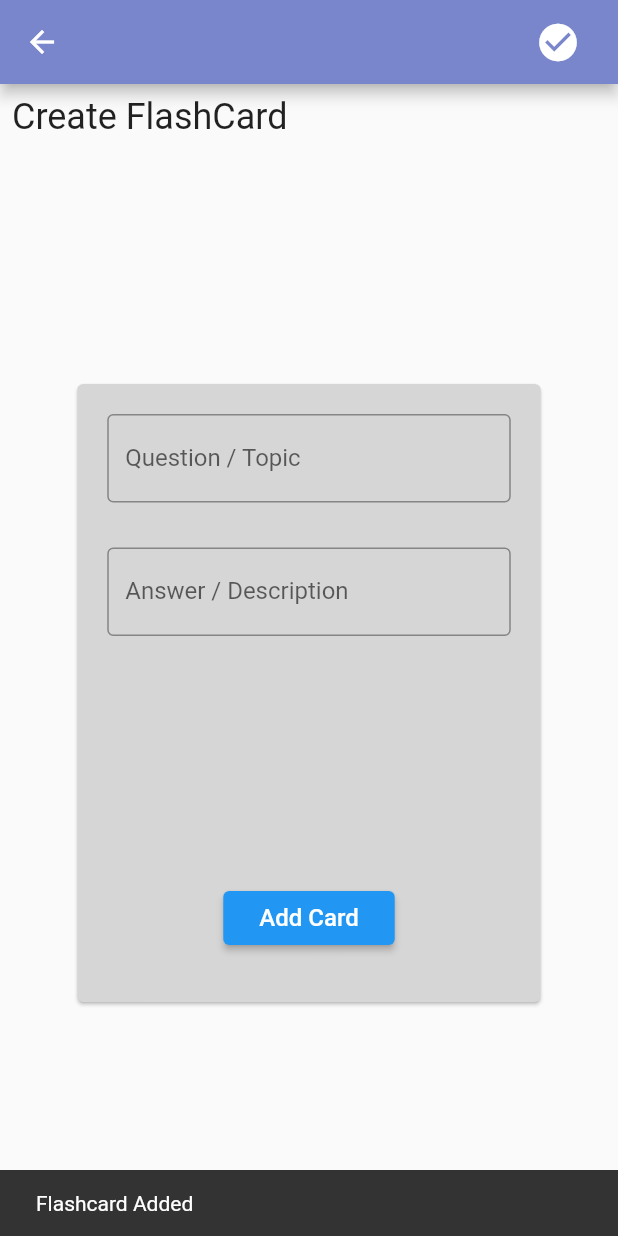
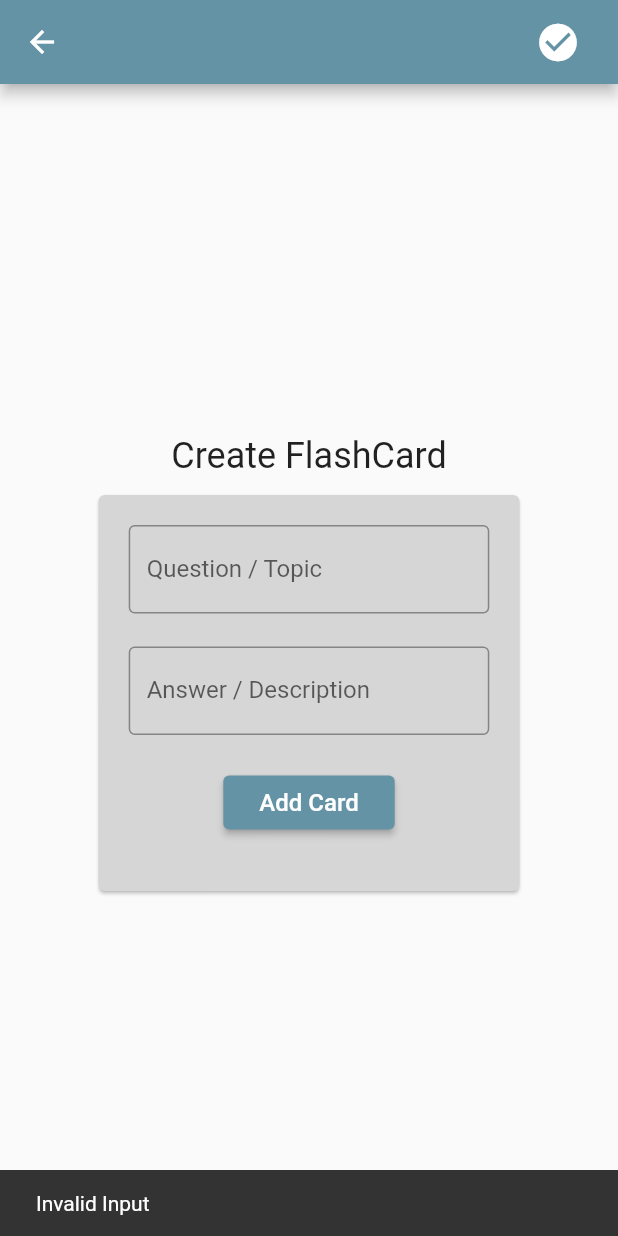
Before and after one commit to angelcustodio3/PeerUP, a Flutter app: the AddCard screen opened directly, after a tap on "Add Card", on a phone screen of 412 x 824 dp. Run offline on Flutter 3.47's test engine with Material 2 defaults, Android fonts, the phone set to English and light mode, and no system bars; our stand-ins replace expansion_tile_card; Roboto replaces fonts that are missing (Poppins Medium Regular, Poppins Regular, Poppins SemiBold Regular).

Commit message:
changed code and color palette of AddCard page

```diff
--- a/PeerUP/Flashcard/lib/main.dart
+++ b/PeerUP/Flashcard/lib/main.dart
@@ -138,7 +138,6 @@ class SecondPage extends StatelessWidget {
                                 color: Color.fromARGB(255, 0, 0, 0),
                               ),
                             ),
-
                           ),
                         ),
                       ],
@@ -277,9 +276,10 @@ class AddCard extends StatelessWidget {
   Widget build(BuildContext context) {
     return Scaffold(
       appBar: AppBar(
-        backgroundColor: Colors.indigo[300],
+        backgroundColor: const Color(0xFF6493A5),
         actions: [
           SizedBox(
+            // FOR FUTURE IMPLEMENTATION OF SAVING CARDS
             width: 80,
             child: IconButton(
               icon: const Icon(
@@ -299,32 +299,29 @@ class AddCard extends StatelessWidget {
         ],
       ),
       body: Column(
+        mainAxisAlignment: MainAxisAlignment.center,
         children: [
-          const Align(
-            alignment: Alignment.centerLeft,
-            child: Padding(
+          Padding(
             padding: EdgeInsets.all(8.0),
             child: Text(
               'Create FlashCard',
               style: TextStyle(
                 fontSize: 24,
+                fontFamily: 'Poppins Medium Regular',
               ),
             ),
           ),
-          ),
-          Expanded(
-            child: Center(
+          Center(
+            child: Container(
+              width: MediaQuery.of(context).size.width * 0.7,
               child: Card(
                 color: Colors.grey[350],
-                child: SizedBox(
-                  width: MediaQuery.of(context).size.width * 0.75,
-                  height: MediaQuery.of(context).size.height * 0.5,
                 child: Padding(
                   padding: const EdgeInsets.all(20.0),
                   child: Column(
                     children: [
                       Padding(
-                          padding: const EdgeInsets.only(bottom: 25.0),
+                        padding: const EdgeInsets.only(bottom: 22.0),
                         child: TextField(
                           controller: questionController,
                           maxLines: null,
@@ -334,9 +331,8 @@ class AddCard extends StatelessWidget {
                           ),
                         ),
                       ),
-                        const SizedBox(height: 5),
                       Padding(
-                          padding: const EdgeInsets.only(bottom: 8.0),
+                        padding: const EdgeInsets.only(bottom: 6.0),
                         child: TextField(
                           controller: answerController,
                           maxLines: null,
@@ -346,28 +342,49 @@ class AddCard extends StatelessWidget {
                           ),
                         ),
                       ),
-                        const Spacer(),
                       Builder(
                         builder: (BuildContext context) {
                           return Padding(
-                              padding: const EdgeInsets.all(12.0),
+                            padding: const EdgeInsets.all(15.0),
                             child: ElevatedButton(
+                              style: ElevatedButton.styleFrom(
+                                backgroundColor:
+                                    const Color.fromRGBO(100, 147, 165, 100),
+                              ),
                               onPressed: () {
-                                  // Add flashcards in a list or backend
-                                  questionController.clear();
-                                  answerController.clear();
+                                String question = questionController.text;
+                                String answer = answerController.text;
+
+                                if (question.isNotEmpty && answer.isNotEmpty) {
+                                  // add flashcards to backend; FOR FUTURE IMPLEMENTATION
+
                                   ScaffoldMessenger.of(context).showSnackBar(
-                                    const SnackBar(
-                                      content: Text("Flashcard Added"),
+                                    SnackBar(
+                                      content: Text("Flashcard Added",
+                                          style: TextStyle(
+                                              fontFamily: 'Poppins Regular')),
                                       duration: Duration(seconds: 1),
                                     ),
                                   );
+                                } else {
+                                  ScaffoldMessenger.of(context).showSnackBar(
+                                    SnackBar(
+                                      content: Text("Invalid Input",
+                                          style: TextStyle(
+                                              fontFamily: 'Poppins Regular')),
+                                      duration: Duration(seconds: 1),
+                                    ),
+                                  );
+                                }
+                                questionController.clear();
+                                answerController.clear();
                               },
                               child: const Padding(
                                 padding: EdgeInsets.all(8.0),
                                 child: Text('Add Card',
                                     style: TextStyle(
                                       fontSize: 16,
+                                      fontFamily: "Poppins SemiBold Regular",
                                     )),
                               ),
                             ),
@@ -375,7 +392,6 @@ class AddCard extends StatelessWidget {
                         },
                       ),
                     ],
-                    ),
                   ),
                 ),
               ),
@@ -533,7 +549,6 @@ class _ViewCardState extends State<ViewCard> {
                 ),
               ],
             ),
-
           ),
           Container(
             color: Colors.white,
@@ -729,7 +744,8 @@ class PracticeCard extends StatelessWidget {
   final String subtitle;
   final VoidCallback onTap;
 
-  const PracticeCard({super.key,
+  const PracticeCard({
+    super.key,
     required this.title,
     required this.subtitle,
     required this.onTap,
@@ -743,11 +759,11 @@ class PracticeCard extends StatelessWidget {
         color: const Color(0xFF6493A5),
         child: ListTile(
           title: Text(title,
-              style:
-                  const TextStyle(fontFamily: 'Inter', fontWeight: FontWeight.w500)),
+              style: const TextStyle(
+                  fontFamily: 'Inter', fontWeight: FontWeight.w500)),
           subtitle: Text(subtitle,
-              style:
-                  const TextStyle(fontFamily: 'Inter', fontWeight: FontWeight.w400)),
+              style: const TextStyle(
+                  fontFamily: 'Inter', fontWeight: FontWeight.w400)),
         ),
       ),
     );
@@ -848,7 +864,8 @@ class PracticeCards extends StatelessWidget {
   final String subtitle;
   final VoidCallback onTap;
 
-  const PracticeCards({super.key,
+  const PracticeCards({
+    super.key,
     required this.title,
     required this.subtitle,
     required this.onTap,
@@ -860,9 +877,11 @@ class PracticeCards extends StatelessWidget {
       color: const Color(0xFF6493A5),
       child: ListTile(
         title: Text(title,
-            style: const TextStyle(fontFamily: 'Inter', fontWeight: FontWeight.w500)),
+            style: const TextStyle(
+                fontFamily: 'Inter', fontWeight: FontWeight.w500)),
         subtitle: Text(subtitle,
-            style: const TextStyle(fontFamily: 'Inter', fontWeight: FontWeight.w400)),
+            style: const TextStyle(
+                fontFamily: 'Inter', fontWeight: FontWeight.w400)),
         onTap: onTap,
       ),
     );
@@ -922,7 +941,7 @@ Widget build(BuildContext context) {
             ),
             clipBehavior: Clip.antiAlias,
             decoration: const BoxDecoration(),
-            child:  Row(
+            child: Row(
               mainAxisSize: MainAxisSize.min,
               mainAxisAlignment: MainAxisAlignment.center,
               crossAxisAlignment: CrossAxisAlignment.center,
@@ -1113,7 +1132,10 @@ class ViewFlashcard extends StatelessWidget {
             alignment: const Alignment(0.0, -0.40),
             child: InkWell(
               onTap: () {
-                Navigator.push(context, MaterialPageRoute(builder: (context) => const Page2Widget()));
+                Navigator.push(
+                    context,
+                    MaterialPageRoute(
+                        builder: (context) => const Page2Widget()));
               },
               child: Container(
                 width: 314,
@@ -1133,7 +1155,10 @@ class ViewFlashcard extends StatelessWidget {
                 child: Center(
                   child: InkWell(
                     onTap: () {
-                      Navigator.push(context, MaterialPageRoute(builder: (context) => const Page2Widget()));
+                      Navigator.push(
+                          context,
+                          MaterialPageRoute(
+                              builder: (context) => const Page2Widget()));
                     },
                     child: const Text(
                       'Lorem Ipsum',
@@ -1179,13 +1204,15 @@ class Page2Widget extends StatelessWidget {
         ),
         body: SafeArea(
             top: true,
-        child: Stack(
-          children: [
+            child: Stack(children: [
               Align(
                 alignment: const Alignment(0.0, -0.40),
                 child: InkWell(
                   onTap: () {
-                  Navigator.push(context, MaterialPageRoute(builder: (context) => const ViewFlashcard()));
+                    Navigator.push(
+                        context,
+                        MaterialPageRoute(
+                            builder: (context) => const ViewFlashcard()));
                   },
                   child: Container(
                     width: 314,
@@ -1206,7 +1233,10 @@ class Page2Widget extends StatelessWidget {
                       alignment: const Alignment(0.00, 0.00),
                       child: InkWell(
                         onTap: () {
-                        Navigator.push(context, MaterialPageRoute(builder: (context) => const Page2Widget()));
+                          Navigator.push(
+                              context,
+                              MaterialPageRoute(
+                                  builder: (context) => const Page2Widget()));
                         },
                         child: const Text(
                           'Lorem ipsum dolor sit amet, consectetur adipiscing elit, sed do eiusmod tempor incididunt ut labore et dolore magna aliqua. Orci ac auctor augue mauris augue neque gravida in fermentum.',
@@ -1239,7 +1269,8 @@ class Page2Widget extends StatelessWidget {
                   onPressed: () {
                     Navigator.push(
                       context,
-                    MaterialPageRoute(builder: (context) => const ReviewCompletePage()),
+                      MaterialPageRoute(
+                          builder: (context) => const ReviewCompletePage()),
                     );
                   },
                   style: ElevatedButton.styleFrom(
@@ -1257,7 +1288,8 @@ class Page2Widget extends StatelessWidget {
                   onPressed: () {
                     Navigator.push(
                       context,
-                    MaterialPageRoute(builder: (context) => const ReviewCompletePage()),
+                      MaterialPageRoute(
+                          builder: (context) => const ReviewCompletePage()),
                     );
                   },
                   style: ElevatedButton.styleFrom(
@@ -1269,10 +1301,7 @@ class Page2Widget extends StatelessWidget {
                   child: const Text('Correct'),
                 ),
               )
-          ]
-        )
-      )
-      );
+            ])));
   }
 }
 
@@ -1412,7 +1441,8 @@ class ReviewCompletePage extends StatelessWidget {
                     onPressed: () {
                       Navigator.push(
                         context,
-                    MaterialPageRoute(builder: (context) => const SecondPage()),
+                        MaterialPageRoute(
+                            builder: (context) => const SecondPage()),
                       );
                     },
                     style: ElevatedButton.styleFrom(
```
Lines whose indentation alone changed are shown as unchanged.
